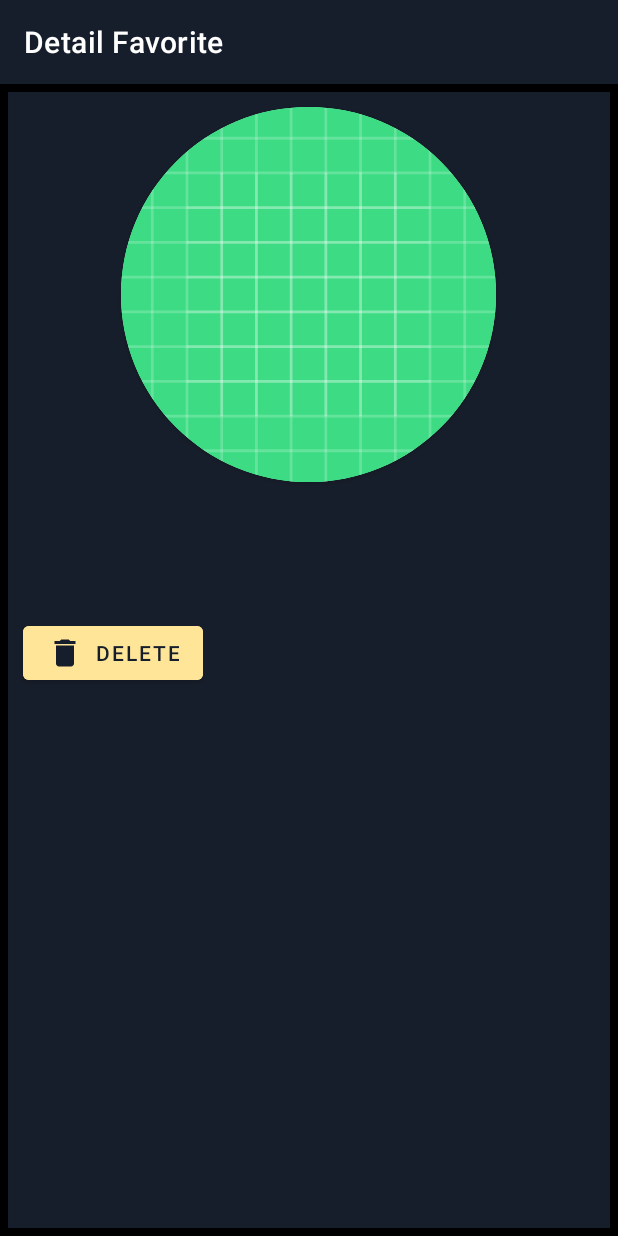
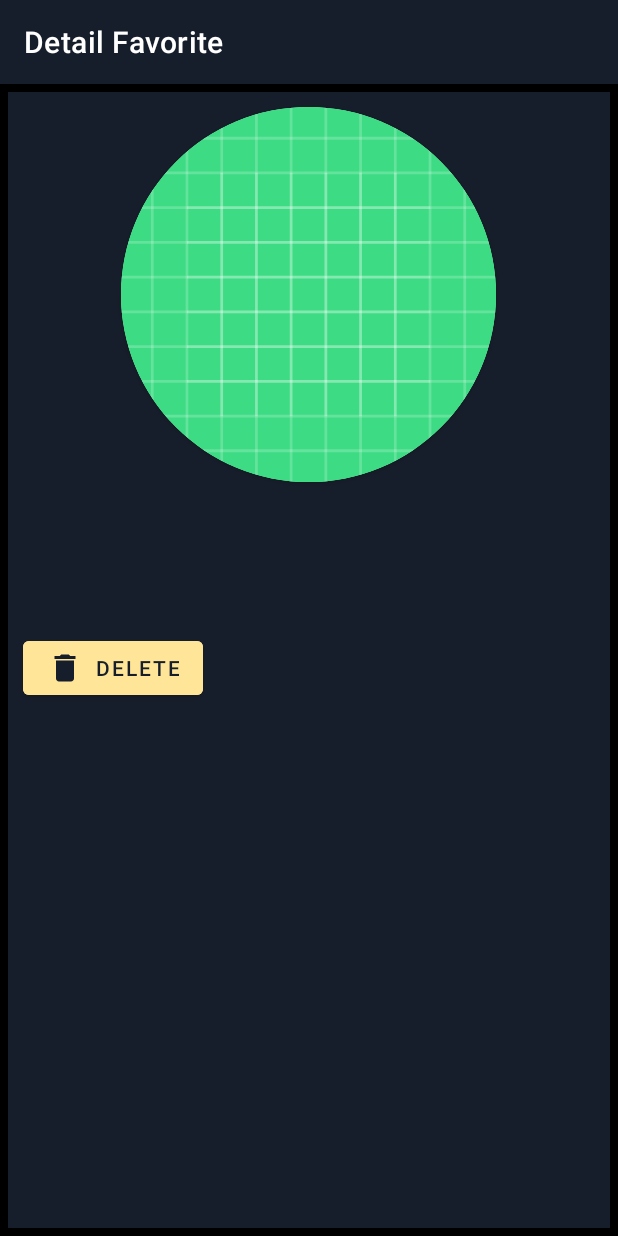
Before and after one commit to Logi7ecH/IvallaviFahrazi_mealdb, an Android app: the DetailFavoriteActivity screen opened directly, with no data from a screen before it, on a phone screen of 412 x 824 dp. Run offline under Robolectric (Android 15) with nearby library versions, the phone set to English and light mode, and no system bars; our stand-ins replace data binding; pictures from the network do not load.

Commit message:
Update activity_detail_favorite.xml

```diff
--- a/app/src/main/res/layout/activity_detail_favorite.xml
+++ b/app/src/main/res/layout/activity_detail_favorite.xml
@@ -95,6 +95,7 @@
 
             <Button
                 android:id="@+id/btn_delete"
+                android:layout_marginVertical="10dp"
                 android:layout_marginHorizontal="10dp"
                 android:layout_width="wrap_content"
                 android:layout_height="wrap_content"
```
